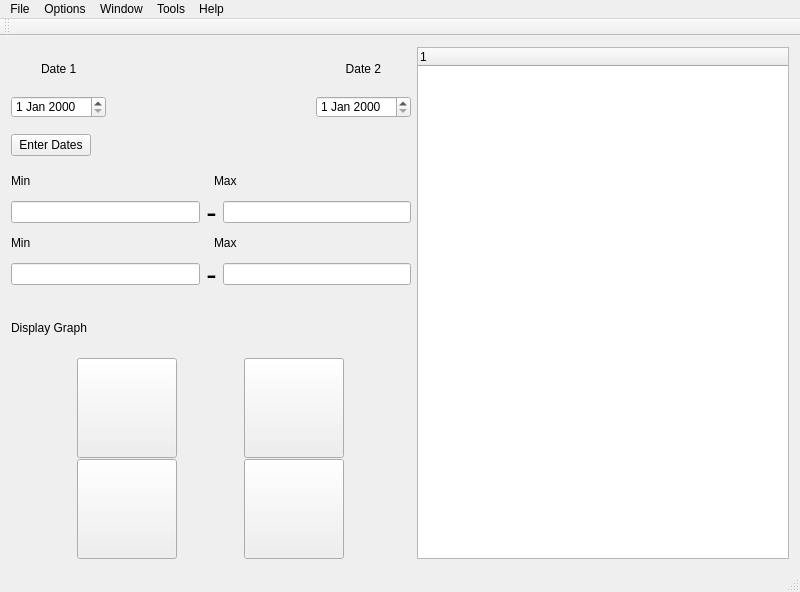
This is src/mainwindow.ui in LLe27/Dentistry-School-Analysis-Tool as Qt 5 draws it before an edit. The edited form follows.
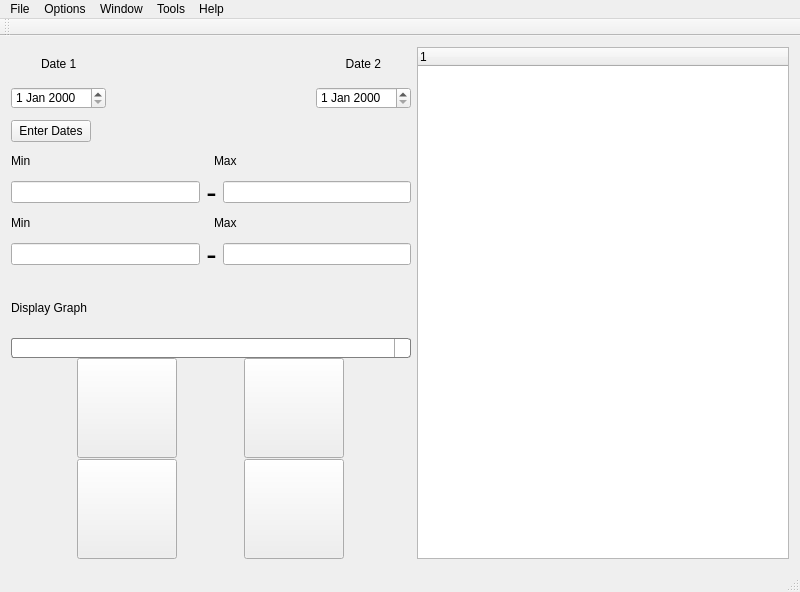
This is the edited form. Icons and pictures are not drawn.

Diff of the .ui file:
```diff
--- a/src/mainwindow.ui
+++ b/src/mainwindow.ui
@@ -332,6 +332,9 @@
             </property>
            </widget>
           </item>
+          <item>
+           <widget class="QComboBox" name="comboBox"/>
+          </item>
           <item>
            <layout class="QGridLayout" name="gridLayout">
             <property name="sizeConstraint">
```
Left out of the diff: 20 changed lines with no effect on the pictures.
